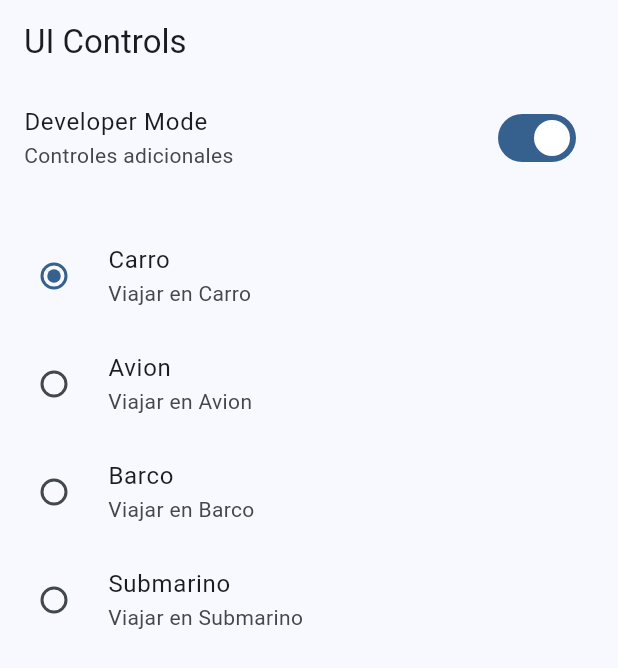
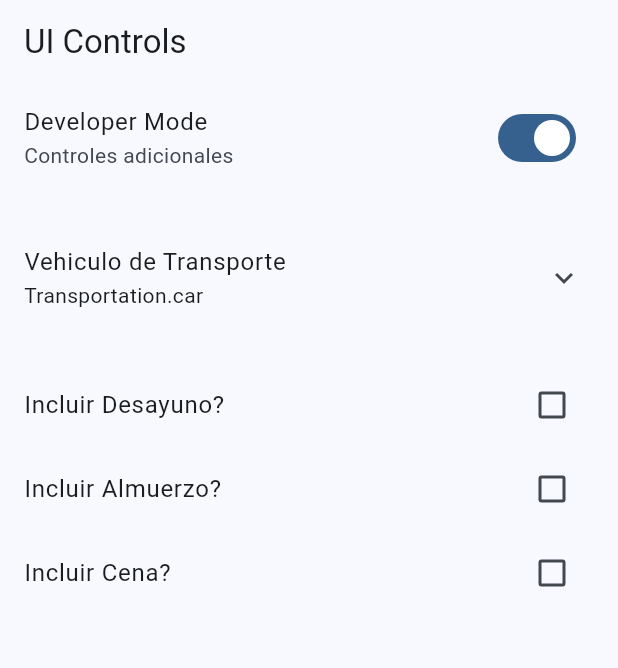
Before and after one commit to DiegoHCH/Widgets-App, a Flutter app: the UiControlScreen screen opened by its route, on a phone screen of 412 x 824 dp. Shown: the top 668 px of the screen. Run offline on Flutter 3.47's test engine with Material 2 defaults, Android fonts, the phone set to English and light mode, and no system bars; our stand-ins replace go_router.

Commit message:
UI Screen Finalizado

```diff
--- a/lib/presentation/screens/ui_controls/ui_controls_screen.dart
+++ b/lib/presentation/screens/ui_controls/ui_controls_screen.dart
@@ -30,6 +30,10 @@ class _UiControlsViewState extends State<_UiControlsView> {
 
   bool isDeveloper = true;
   Transportation selectedTransportation = Transportation.car;
+  bool wantsBreakfast = false;
+  bool wantsLunch = false;
+  bool wantsDinner = false;
+
 
   @override
   Widget build(BuildContext context) {
@@ -45,6 +49,10 @@ class _UiControlsViewState extends State<_UiControlsView> {
           })
         ),
         const SizedBox(height: 20),
+        ExpansionTile(
+          title: const Text('Vehiculo de Transporte'),
+          subtitle: Text('$selectedTransportation'),
+          children: [
             RadioListTile(
               title: const Text('Carro'),
               subtitle: const Text('Viajar en Carro'),
@@ -82,6 +90,30 @@ class _UiControlsViewState extends State<_UiControlsView> {
               })
             ),
           ],
+        ),
+        const SizedBox(height: 20),
+        CheckboxListTile(
+          title: const Text('Incluir Desayuno?'),
+          value: wantsBreakfast,
+          onChanged: (value) => setState(() {
+            wantsBreakfast = !wantsBreakfast;
+          }),
+        ),
+        CheckboxListTile(
+          title: const Text('Incluir Almuerzo?'),
+          value: wantsLunch,
+          onChanged: (value) => setState(() {
+            wantsLunch = !wantsLunch;
+          }),
+        ),
+        CheckboxListTile(
+          title: const Text('Incluir Cena?'),
+          value: wantsDinner,
+          onChanged: (value) => setState(() {
+            wantsDinner = !wantsDinner;
+          }),
+        ),
+      ],
     );
   }
 }
```
Lines whose indentation alone changed are shown as unchanged.
